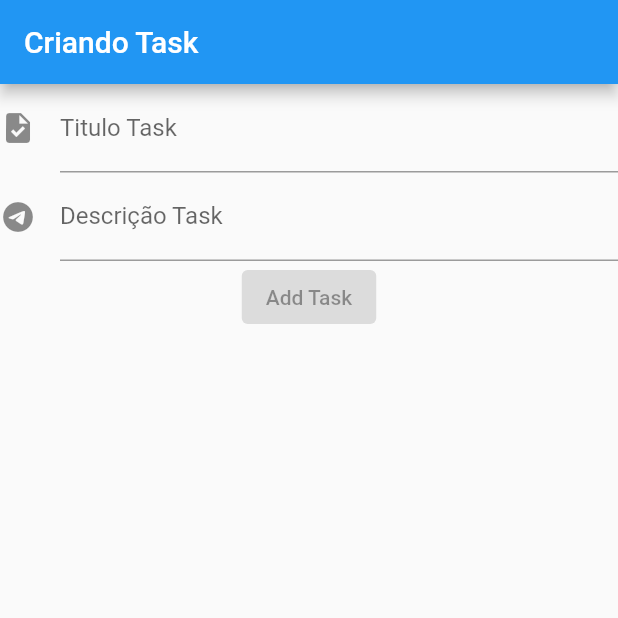
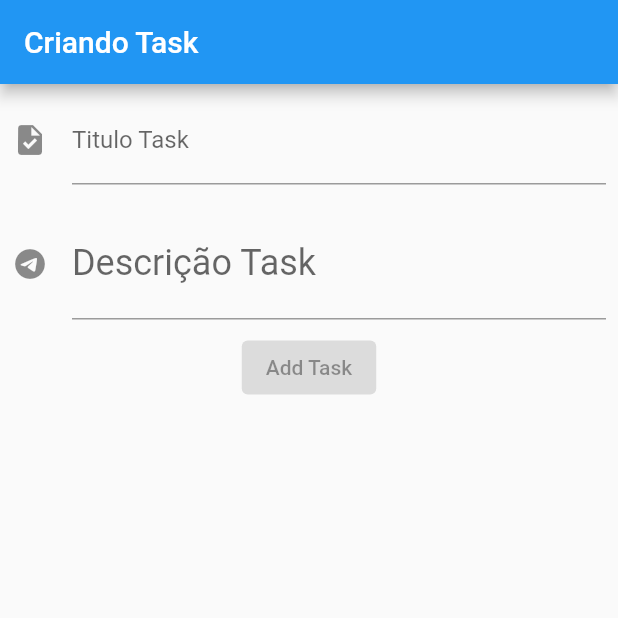
Before and after one commit to WillAPS/crud_flutter, a Flutter app: the screen it shows after launch, on a phone screen of 412 x 824 dp, the top half of it. Run offline on Flutter 3.47's test engine with Material 2 defaults, Android fonts, the phone set to English and light mode, and no system bars.

```diff
--- a/lib/main.dart
+++ b/lib/main.dart
@@ -26,13 +26,27 @@ class FormAddTask extends StatelessWidget {
         title: const Text('Criando Task'),
       ),
       body: Column(children: const <Widget>[
-        TextField(
-          decoration: InputDecoration(icon: Icon(Icons.task), labelText: "Titulo Task"),
+        Padding(
+          padding: EdgeInsets.all(8.0),
+          child: TextField(
+            decoration: InputDecoration(
+              icon: Icon(Icons.task),
+              labelText: "Titulo Task",
+              hintText: "Fazer compras",
+            ),
+          ),
         ),
-        TextField(
-          decoration: InputDecoration(
-            icon: Icon(Icons.telegram),
-            labelText: "Descrição Task",
+        Padding(
+          padding: EdgeInsets.all(8.0),
+          child: TextField(
+            style: TextStyle(
+              fontSize: 24.0,
+            ),
+            decoration: InputDecoration(
+              icon: Icon(Icons.telegram),
+              labelText: "Descrição Task",
+              hintText: "1KG Batata, 1Kg Cenoura",
+            ),
           ),
         ),
         ElevatedButton(onPressed: null, child: Text("Add Task"))
```
Also changed, not shown: 1 other file.
